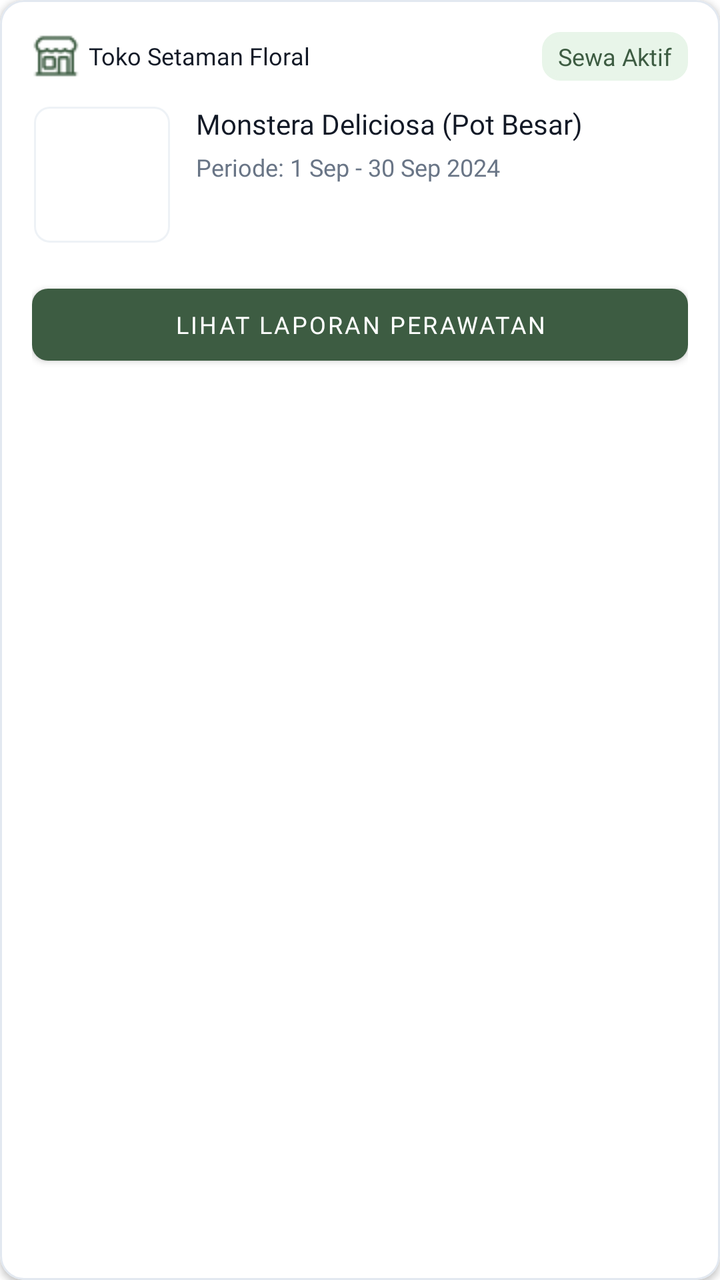
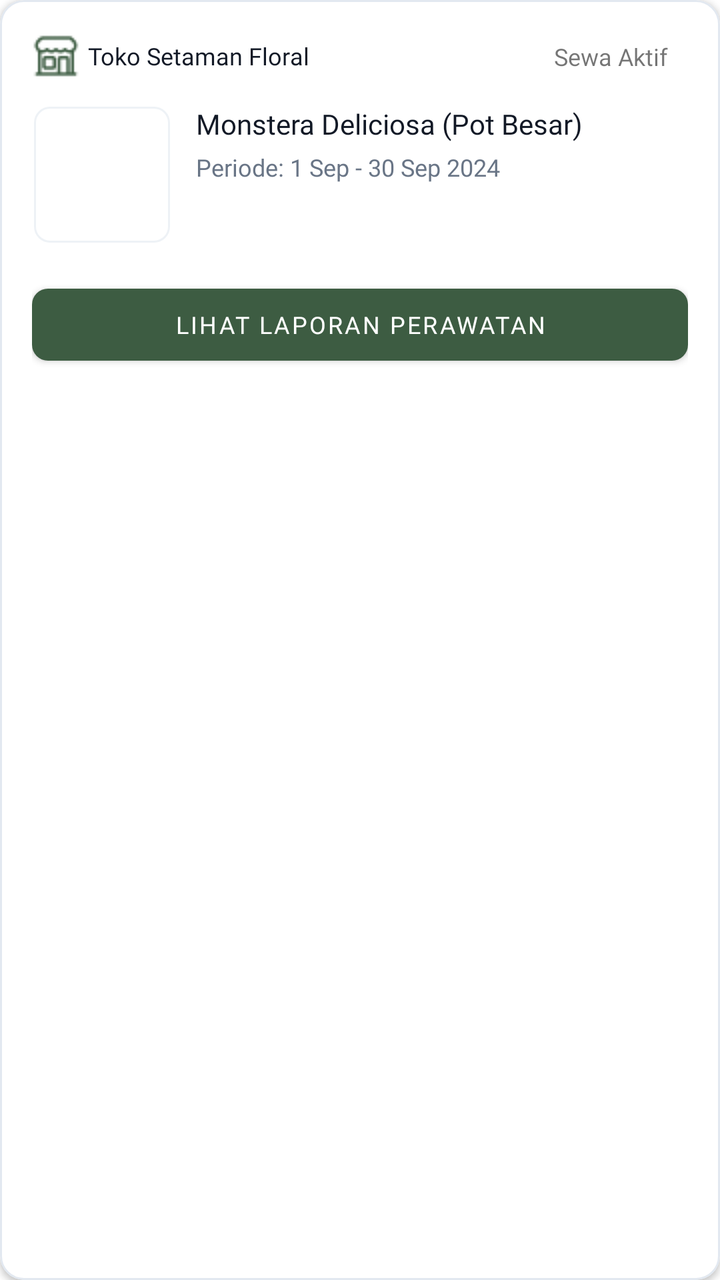

The first picture is an Android layout as it rendered before a commit; the second is the same layout after the commit. The layout source and the unified diff follow.
<!-- AndroidManifest.xml: application theme Theme.Florist -->
<!-- res/layout/item_rental.xml -->
<?xml version="1.0" encoding="utf-8"?>
<com.google.android.material.card.MaterialCardView
    xmlns:android="http://schemas.android.com/apk/res/android"
    xmlns:app="http://schemas.android.com/apk/res-auto"
    android:layout_width="match_parent"
    android:layout_height="wrap_content"
    android:layout_marginHorizontal="16dp"
    android:layout_marginBottom="12dp"
    app:cardCornerRadius="12dp"
    app:cardElevation="2dp"
    app:strokeWidth="1dp"
    app:strokeColor="#E2E8F0">

    <LinearLayout
        android:layout_width="match_parent"
        android:layout_height="wrap_content"
        android:orientation="vertical"
        android:padding="16dp">

        <RelativeLayout
            android:layout_width="match_parent"
            android:layout_height="wrap_content">

            <TextView
                android:id="@+id/tvStoreName"
                android:layout_width="wrap_content"
                android:layout_height="wrap_content"
                android:text="Toko Setaman Floral"
                style="@style/body_sm_bold"
                android:textColor="@color/gray_900"
                android:layout_centerVertical="true"
                android:gravity="center"
                app:drawableStartCompat="@drawable/building"
                android:drawablePadding="4dp"/>

            <TextView
                android:id="@+id/tvRentalStatus"
                android:layout_width="wrap_content"
                android:layout_height="wrap_content"
                android:layout_alignParentEnd="true"
                android:layout_centerVertical="true"
                android:background="@drawable/rounded_gray_layout"
                android:backgroundTint="#E8F5E9"
                android:paddingHorizontal="8dp"
                android:paddingVertical="4dp"
                android:text="Sewa Aktif"
                android:textColor="@color/main_color"
                style="@style/body_sm_bold" />
        </RelativeLayout>

        <LinearLayout
            android:layout_width="match_parent"
            android:layout_height="wrap_content"
            android:orientation="horizontal"
            android:layout_marginTop="12dp">

            <ImageView
                android:id="@+id/imgPlant"
                android:layout_width="70dp"
                android:layout_height="70dp"
                android:scaleType="centerCrop"
                android:background="@drawable/rounded_gray_layout"
                android:clipToOutline="true" />

            <LinearLayout
                android:layout_width="0dp"
                android:layout_height="wrap_content"
                android:layout_weight="1"
                android:orientation="vertical"
                android:layout_marginStart="12dp">

                <TextView
                    android:id="@+id/tvPlantName"
                    android:layout_width="wrap_content"
                    android:layout_height="wrap_content"
                    android:text="Monstera Deliciosa (Pot Besar)"
                    style="@style/body_md_bold"
                    android:textColor="@color/black"
                    android:maxLines="2"
                    android:ellipsize="end"/>

                <TextView
                    android:id="@+id/tvRentalPeriod"
                    android:layout_width="wrap_content"
                    android:layout_height="wrap_content"
                    android:layout_marginTop="4dp"
                    android:text="Periode: 1 Sep - 30 Sep 2024"
                    style="@style/body_sm_regular"
                    android:textColor="@color/text_secondary"/>
            </LinearLayout>
        </LinearLayout>

        <com.google.android.material.button.MaterialButton
            android:id="@+id/btnViewMaintenance"
            style="@style/body_sm_bold"
            android:layout_width="match_parent"
            android:layout_height="wrap_content"
            android:layout_marginTop="16dp"
            android:text="Lihat Laporan Perawatan"
            android:textColor="@color/white"
            app:strokeColor="@color/main_color"
            app:cornerRadius="8dp" />

    </LinearLayout>
</com.google.android.material.card.MaterialCardView>
<!-- resources referenced by this layout -->
<resources>
  <color name="black">#121926</color>
  <color name="gray_900">#121926</color>
  <color name="main_color">#3D5C42</color>
  <color name="text_secondary">@color/gray_500</color>
  <color name="white">#FFFFFF</color>
  <!-- drawable building: png bitmap (drawable, 695 bytes) -->
  <!-- drawable rounded_gray_layout (drawable) -->
  <?xml version="1.0" encoding="utf-8"?>
  <shape xmlns:android="http://schemas.android.com/apk/res/android"
      android:shape="rectangle">
  
      <solid android:color="@color/white"/>
      <stroke android:color="@color/border_tertiary" android:width="2dp"/>
      <corners android:bottomLeftRadius="8dp"
          android:bottomRightRadius="8dp"
          android:topLeftRadius="8dp"
          android:topRightRadius="8dp"/>
  
  </shape>
  <style name="body_md_bold">
          <item name="android:fontFamily">@font/nunito_sans_bold</item>
          <item name="android:textSize">14sp</item>
          <item name="android:lineSpacingMultiplier">0.87</item>
          <item name="android:lineSpacingExtra">2sp</item>
      </style>
  <style name="body_sm_bold">
          <item name="android:fontFamily">@font/nunito_sans_bold</item>
          <item name="android:textSize">12sp</item>
          <item name="android:lineSpacingMultiplier">0.86</item>
          <item name="android:lineSpacingExtra">2sp</item>
      </style>
  <style name="body_sm_regular">
          <item name="android:fontFamily">@font/nunitosans_regular</item>
          <item name="android:textSize">12sp</item>
          <item name="android:lineSpacingMultiplier">0.75</item>
          <item name="android:lineSpacingExtra">2sp</item>
      </style>
  <style name="Theme.Florist" parent="Theme.MaterialComponents.Light.NoActionBar">
          
          <item name="colorPrimary">@color/main_color</item>
          <item name="colorPrimaryVariant">@color/main_color</item>
          <item name="colorOnPrimary">@color/white</item>
          
          <item name="colorSecondary">@color/teal_200</item>
          <item name="colorSecondaryVariant">@color/teal_700</item>
          <item name="colorOnSecondary">@color/black</item>
          
          <item name="android:statusBarColor">?attr/colorPrimaryVariant</item>
          <item name="android:autoCompleteTextViewStyle">@drawable/rounded_normal_edittext</item>
  
          
      </style>
  <color name="gray_500">#697586</color>
  <color name="border_tertiary">@color/gray_100</color>
  <color name="teal_200">#FF03DAC5</color>
  <color name="teal_700">#FF018786</color>
  <!-- drawable rounded_normal_edittext (drawable) -->
  <?xml version="1.0" encoding="utf-8"?>
  <shape xmlns:android="http://schemas.android.com/apk/res/android"
      android:shape="rectangle">
  
      <solid android:color="@color/white"/>
      <stroke android:color="@color/border_secondary" android:width="1dp"/>
      <corners android:bottomLeftRadius="8dp"
          android:bottomRightRadius="8dp"
          android:topLeftRadius="8dp"
          android:topRightRadius="8dp"/>
  
  </shape>
  <color name="gray_100">#EEF2F6</color>
  <color name="border_secondary">@color/gray_400</color>
  <color name="gray_400">#9AA4B2</color>
</resources>

<!-- the commit's change to res/layout/item_rental.xml (unified diff, before → after) -->
@@ -22,32 +22,35 @@
             android:layout_height="wrap_content">
 
             <TextView
+                android:id="@+id/tvRentalStatus"
+                android:layout_width="wrap_content"
+                android:layout_height="wrap_content"
+                android:layout_alignParentEnd="true"
+                android:layout_centerVertical="true"
+                style="@style/body_sm_bold"
+                android:gravity="center_vertical"
+                android:paddingHorizontal="10dp"
+                android:paddingVertical="4dp"
+                android:text="Sewa Aktif" />
+
+            <TextView
                 android:id="@+id/tvStoreName"
                 android:layout_width="wrap_content"
                 android:layout_height="wrap_content"
                 android:text="Toko Setaman Floral"
                 style="@style/body_sm_bold"
                 android:textColor="@color/gray_900"
+                android:layout_alignParentStart="true"
                 android:layout_centerVertical="true"
-                android:gravity="center"
+                android:layout_toStartOf="@id/tvRentalStatus"
+                android:gravity="center_vertical"
+                android:layout_marginEnd="12dp"
+                android:maxLines="1"
+                android:ellipsize="end"
                 app:drawableStartCompat="@drawable/building"
                 android:drawablePadding="4dp"/>
 
-            <TextView
-                android:id="@+id/tvRentalStatus"
-                android:layout_width="wrap_content"
-                android:layout_height="wrap_content"
-                android:layout_alignParentEnd="true"
-                android:layout_centerVertical="true"
-                android:background="@drawable/rounded_gray_layout"
-                android:backgroundTint="#E8F5E9"
-                android:paddingHorizontal="8dp"
-                android:paddingVertical="4dp"
-                android:text="Sewa Aktif"
-                android:textColor="@color/main_color"
-                style="@style/body_sm_bold" />
         </RelativeLayout>
-
         <LinearLayout
             android:layout_width="match_parent"
             android:layout_height="wrap_content"
